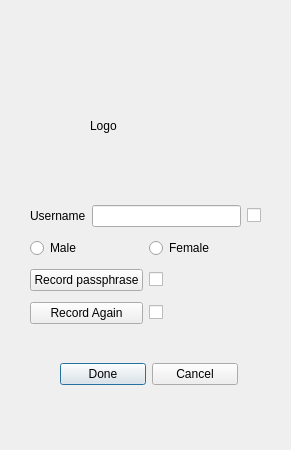
Qt form signup.ui (Shuang777/tippi_demo) before a commit.
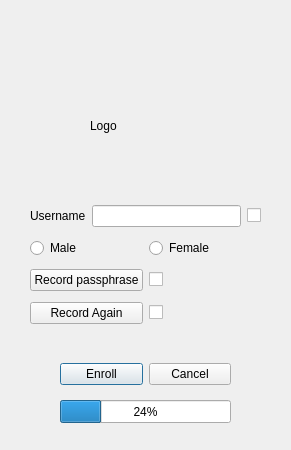
The same form after that commit.

Commit message: add progress bar to signup dialogue

```diff
--- a/signup.ui
+++ b/signup.ui
@@ -163,7 +163,7 @@
     <rect>
      <x>60</x>
      <y>360</y>
-     <width>178</width>
+     <width>171</width>
      <height>29</height>
     </rect>
    </property>
@@ -171,7 +171,7 @@
     <item>
      <widget class="QPushButton" name="doneButton">
       <property name="text">
-       <string>Done</string>
+       <string>Enroll</string>
       </property>
      </widget>
     </item>
@@ -187,6 +187,19 @@
     </item>
    </layout>
   </widget>
+  <widget class="QProgressBar" name="enrollBar">
+   <property name="geometry">
+    <rect>
+     <x>60</x>
+     <y>400</y>
+     <width>171</width>
+     <height>23</height>
+    </rect>
+   </property>
+   <property name="value">
+    <number>24</number>
+   </property>
+  </widget>
   <zorder>layoutWidget</zorder>
   <zorder>layoutWidget</zorder>
   <zorder>logo</zorder>
```
Left out of the diff: 8 changed lines with no effect on the pictures. The commit also changes 8 other files.
